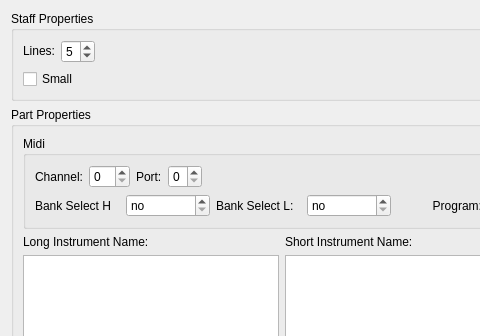
This is mscore/mscore/editstaff.ui in musescore/musescore-old as Qt 5 draws it before an edit; both pictures show x 0 to 480 and y 0 to 336 of the 607 by 540 pixel window. The edited form follows.
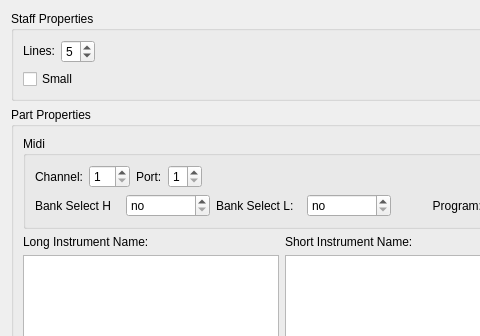
This is the edited form.

Diff of the .ui file:
```diff
--- a/mscore/mscore/editstaff.ui
+++ b/mscore/mscore/editstaff.ui
@@ -119,8 +119,14 @@
            </item>
            <item>
             <widget class="QSpinBox" name="midiChannel" >
+             <property name="minimum" >
+              <number>1</number>
+             </property>
              <property name="maximum" >
-              <number>15</number>
+              <number>16</number>
+             </property>
+             <property name="value" >
+              <number>1</number>
              </property>
             </widget>
            </item>
@@ -133,9 +139,15 @@
            </item>
            <item>
             <widget class="QSpinBox" name="midiPort" >
+             <property name="minimum" >
+              <number>1</number>
+             </property>
              <property name="maximum" >
               <number>4</number>
              </property>
+             <property name="value" >
+              <number>1</number>
+             </property>
             </widget>
            </item>
            <item>
```
Left out of the diff: 10 changed lines with no effect on the pictures.
